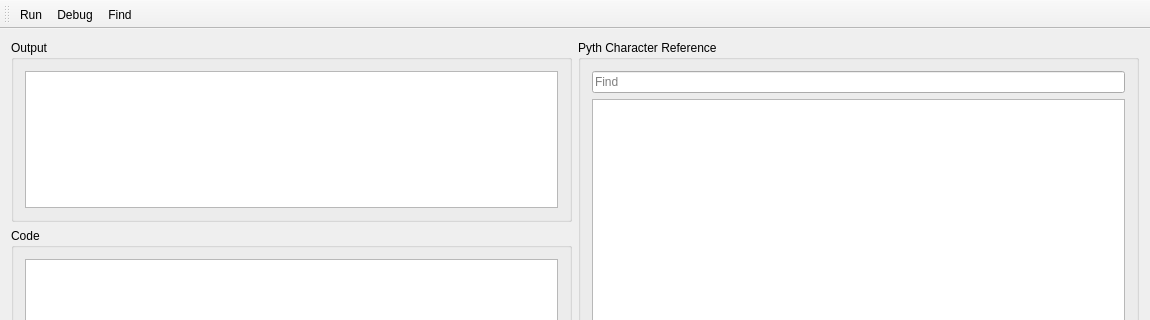
Before: the Qt Designer form mainwindow.ui in jakobkogler/PythIDE, drawn with Qt 5; both pictures show x 0 to 1150 and y 0 to 320 of the 1150 by 632 pixel window.
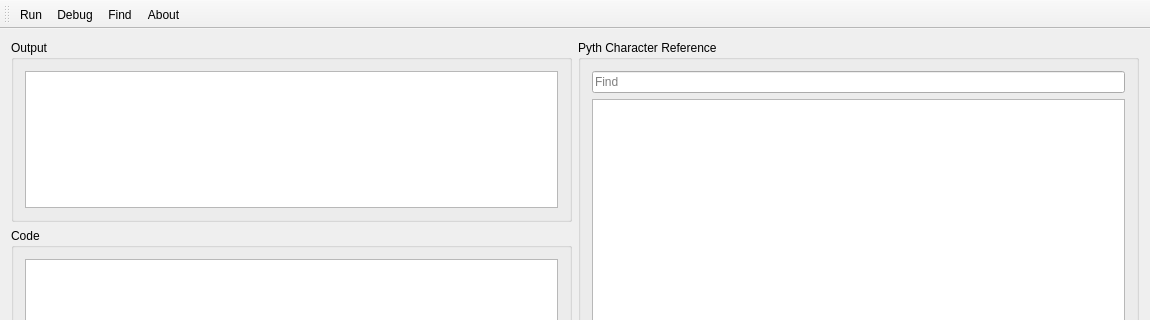
After: the same form once the commit is applied.

Commit message: Show about infos (version, commit, copyright)

```diff
--- a/mainwindow.ui
+++ b/mainwindow.ui
@@ -130,6 +130,7 @@
    <addaction name="action_run"/>
    <addaction name="action_debug"/>
    <addaction name="action_find"/>
+   <addaction name="action_about"/>
   </widget>
   <widget class="QStatusBar" name="statusBar"/>
   <action name="action_run">
@@ -165,6 +166,11 @@
     <string>Ctrl+F</string>
    </property>
   </action>
+  <action name="action_about">
+   <property name="text">
+    <string>About</string>
+   </property>
+  </action>
  </widget>
  <layoutdefault spacing="6" margin="11"/>
  <resources/>
```
The commit also changes 3 other files.
